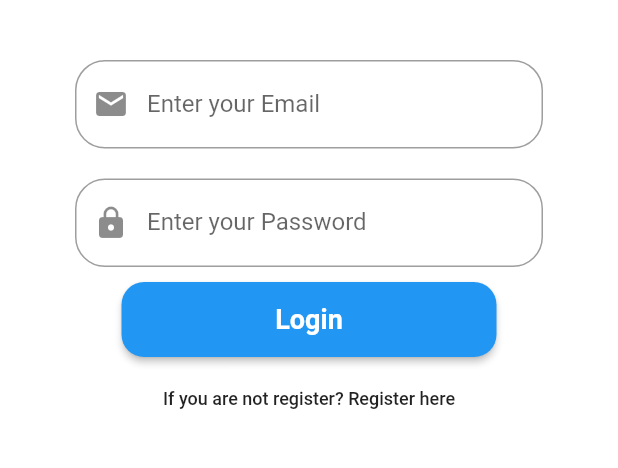
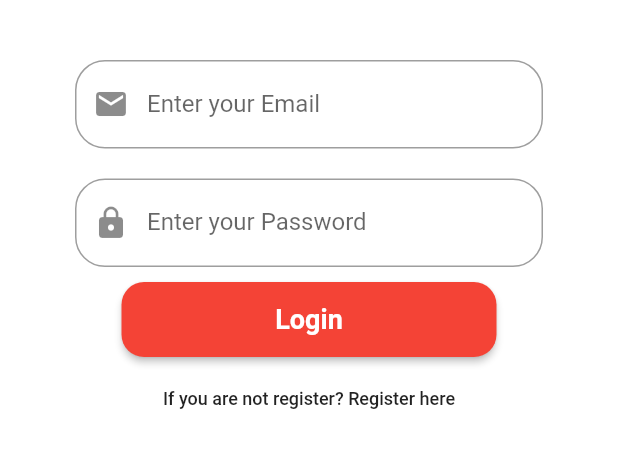
Before and after one commit to MdAdnanMorshed/amar-daktar, a Flutter app: the screen it shows after launch, after a tap on "Login", on a phone screen of 412 x 824 dp, the part 435-903 px from its top. Run offline on Flutter 3.47's test engine with Material 2 defaults, Android fonts, the phone set to English and light mode, and no system bars; our stand-ins replace fluttertoast, image_picker, progress_dialog, shared_preferences; network calls fail.

Commit message:
button Colors Change

```diff
--- a/lib/ListViewAll/ambulanceListViewDetails.dart
+++ b/lib/ListViewAll/ambulanceListViewDetails.dart
@@ -158,7 +158,7 @@ class AmbulancelistViewDetails extends StatelessWidget {
                   child: SizedBox(
                     width: double.infinity,
                     child: RaisedButton(
-                      color: Colors.green,
+                      color: Colors.red,
                       child: Text(
                         "Hire an Ambulances",
                         style: TextStyle(color: Colors.white, fontSize: 20),
--- a/lib/ListViewAll/bloodDonarListViewDetails.dart
+++ b/lib/ListViewAll/bloodDonarListViewDetails.dart
@@ -217,7 +217,7 @@ class BlooddonarlistViewDetails extends StatelessWidget {
                   child: SizedBox(
                     width: double.infinity,
                     child: RaisedButton(
-                      color: Colors.green,
+                      color: Colors.red,
                       child: Text(
                         "Blood Donar Sign Up",
                         style: TextStyle(color: Colors.white, fontSize: 20),
--- a/lib/ListViewAll/doctorListViewDetails.dart
+++ b/lib/ListViewAll/doctorListViewDetails.dart
@@ -188,7 +188,7 @@ class DoctorlistViewDetails extends StatelessWidget {
                   child: SizedBox(
                     width: double.infinity,
                     child: RaisedButton(
-                      color: Colors.indigo,
+                      color: Colors.red,
                       child: Text(
                         "Get Appointment",
                         style: TextStyle(color: Colors.white, fontSize: 20),
@@ -211,7 +211,7 @@ class DoctorlistViewDetails extends StatelessWidget {
                   child: SizedBox(
                     width: double.infinity,
                     child: RaisedButton(
-                      color: Colors.indigo,
+                      color: Colors.red,
                       child: Text(
                         "Contact",
                         style: TextStyle(color: Colors.white, fontSize: 20),
--- a/lib/UI_Views/DoctorContactUI.dart
+++ b/lib/UI_Views/DoctorContactUI.dart
@@ -185,6 +185,7 @@ class _ContactPageState extends State<ContactDoctor> {
   }
 
   FutureOr confimMsg() {
+    // SnackBarPage();
     print('confirm Msg');
 //    Navigator.push(
 //      context,
--- a/lib/UI_Views/SplashScreen.dart
+++ b/lib/UI_Views/SplashScreen.dart
@@ -25,7 +25,8 @@ class _SplashScreenState extends State<SplashScreen> {
             Padding(
                 padding: EdgeInsets.only(top: 50),
                 child: Container(
-                    width: 100,
+                    width: 70,
+                    height: 70,
                     child: CircularProgressIndicator(
                       valueColor: AlwaysStoppedAnimation<Color>(Colors.red),
                     )))
--- a/lib/UI_Views/UserLogin.dart
+++ b/lib/UI_Views/UserLogin.dart
@@ -32,9 +32,9 @@ class _LoginPageState extends State<UserLogin> {
         progress: 0.0,
         maxProgress: 100.0,
         progressTextStyle: TextStyle(
-            color: Colors.black, fontSize: 13.0, fontWeight: FontWeight.w400),
+            color: Colors.black, fontSize: 10.0, fontWeight: FontWeight.w400),
         messageTextStyle: TextStyle(
-            color: Colors.black, fontSize: 19.0, fontWeight: FontWeight.w600));
+            color: Colors.black, fontSize: 14.0, fontWeight: FontWeight.w600));
 
     return Scaffold(
       backgroundColor: Colors.white,
@@ -94,7 +94,7 @@ class _LoginPageState extends State<UserLogin> {
                     },
                     shape: RoundedRectangleBorder(
                         borderRadius: BorderRadius.circular(15)),
-                    color: Colors.blue,
+                    color: Colors.red,
                     child: Text(
                       "Login",
                       style: TextStyle(
@@ -119,7 +119,7 @@ class _LoginPageState extends State<UserLogin> {
       print(UserLoginApi.status);
 
       print("Login is successfull!");
-      //  pr.hide();
+      pr.hide();
       Navigator.push(
         context,
         MaterialPageRoute(builder: (context) => Dashboard()),
@@ -127,6 +127,7 @@ class _LoginPageState extends State<UserLogin> {
     } else {
       print(UserLoginApi.status);
       // Dailog  successful
+
       print("login is not successfull!");
     }
   }
--- a/lib/main.dart
+++ b/lib/main.dart
@@ -1,6 +1,5 @@
 import 'package:amar_daktar/UI_Views/AboutComapnyUI.dart';
 import 'package:flutter/material.dart';
-
 import 'UI_Views/AmbulancesListUI.dart';
 import 'UI_Views/BloodDonorListUI.dart';
 import 'UI_Views/ContactUI.dart';
```
Also changed, not shown: lib/UI_Views/UserRegister.dart (+6 -5 lines).
